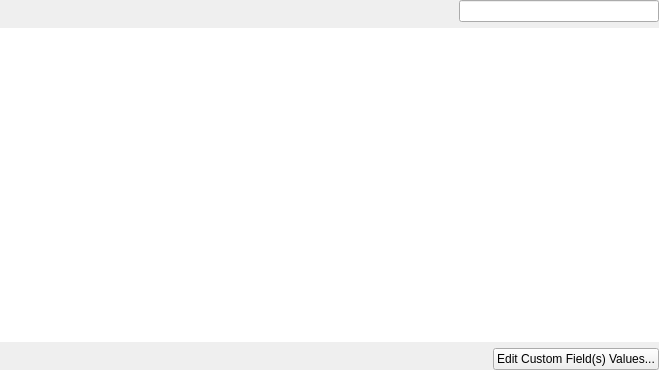
First picture: the form in FWAdminLib/devicedetailswidget.ui, repository fw-dev/translations, before the edit.
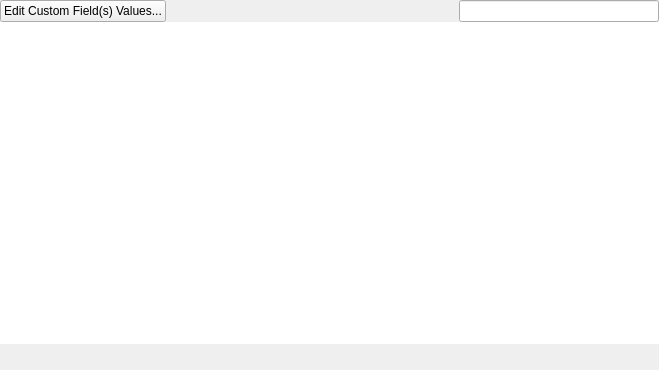
Second picture: the form after the edit. Custom widgets are drawn as their Qt base class.

```diff
--- a/FWAdminLib/devicedetailswidget.ui
+++ b/FWAdminLib/devicedetailswidget.ui
@@ -15,7 +15,7 @@
   </property>
   <layout class="QVBoxLayout" name="verticalLayout">
    <property name="spacing">
-    <number>-1</number>
+    <number>0</number>
    </property>
    <property name="leftMargin">
     <number>0</number>
@@ -44,6 +44,13 @@
       <property name="bottomMargin">
        <number>0</number>
       </property>
+      <item>
+       <widget class="QPushButton" name="editCFValuesButton">
+        <property name="text">
+         <string>Edit Custom Field(s) Values...</string>
+        </property>
+       </widget>
+      </item>
       <item>
        <spacer name="horizontalSpacerTop">
         <property name="orientation">
@@ -102,31 +109,21 @@
        <number>0</number>
       </property>
       <property name="topMargin">
-       <number>0</number>
+       <number>6</number>
       </property>
       <property name="rightMargin">
        <number>0</number>
       </property>
       <property name="bottomMargin">
-       <number>0</number>
+       <number>6</number>
       </property>
       <item>
-       <spacer name="horizontalSpacerBottom">
-        <property name="orientation">
-         <enum>Qt::Horizontal</enum>
-        </property>
-        <property name="sizeHint" stdset="0">
-         <size>
-          <width>40</width>
-          <height>20</height>
-         </size>
-        </property>
-       </spacer>
-      </item>
-      <item>
-       <widget class="QPushButton" name="editCFValuesButton">
+       <widget class="QLabel" name="labelFieldDescription">
         <property name="text">
-         <string>Edit Custom Field(s) Values...</string>
+         <string/>
+        </property>
+        <property name="wordWrap">
+         <bool>true</bool>
         </property>
        </widget>
       </item>
```
